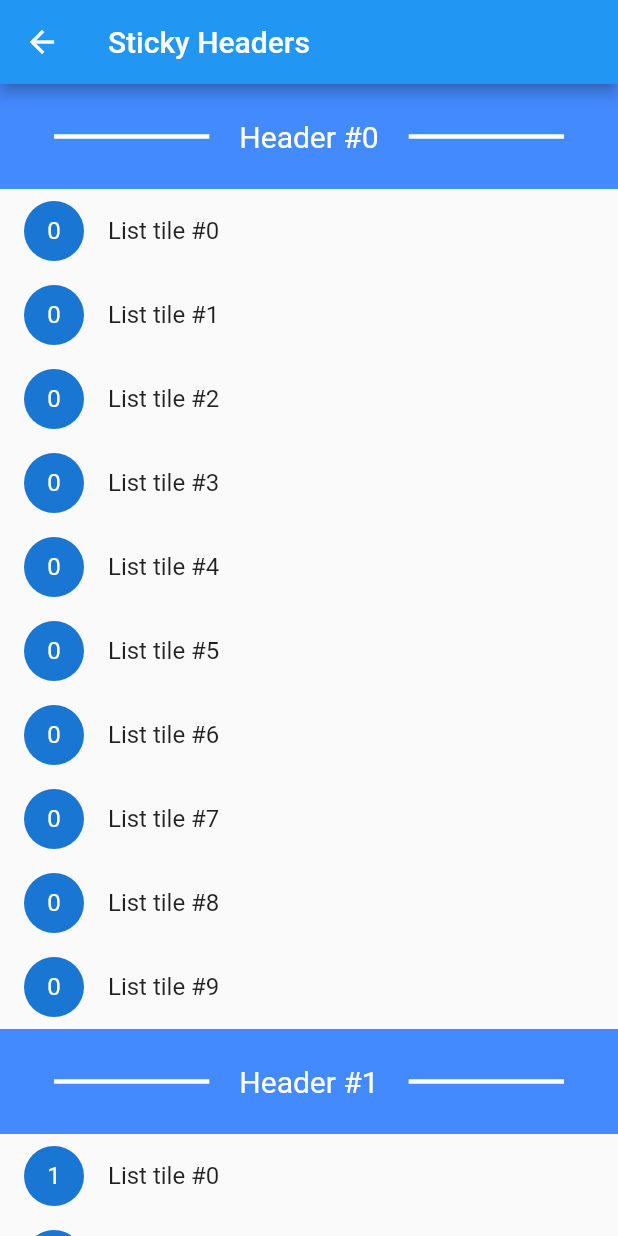
After one commit to geronimol/flutter_examples, a Flutter app: the screen it shows after launch, scrolled down 62 dp, after a tap on "Sticky Headers", on a phone screen of 412 x 824 dp. The commit adds this screen. Run offline on Flutter 3.47's test engine with Material 3 defaults, Android fonts, the phone set to English and light mode, and no system bars; our stand-ins replace carousel_slider, email_validator, flutter_form_builder, flutter_sticky_header, form_builder_validators, google_fonts and 3 more.

Commit message:
sticky headers

```diff
--- a/lib/screens/home_screen.dart
+++ b/lib/screens/home_screen.dart
@@ -14,6 +14,7 @@ import 'fetch_json_data_screen.dart';
 import 'form_builder_screen.dart';
 import 'google_maps_screen.dart';
 import 'slivers_screen.dart';
+import 'sticky_headers_screen.dart';
 import 'tabbar_screen.dart';
 
 class HomeScreen extends StatelessWidget {
@@ -121,6 +122,11 @@ class HomeScreen extends StatelessWidget {
                     onPressed: () => Navigator.of(context).push(MaterialPageRoute(builder: (_) => const SliversScreen())),
                     child: const Text('Slivers'),
                   ),
+                  const SizedBox(height: kDefaultPadding),
+                  ElevatedButton(
+                    onPressed: () => Navigator.of(context).push(MaterialPageRoute(builder: (_) => const StickyHeadersScreen())),
+                    child: const Text('Sticky Headers'),
+                  ),
                 ],
               ),
             ),
--- /dev/null
+++ b/lib/screens/sticky_headers_screen.dart
@@ -0,0 +1,90 @@
+import 'package:flutter/material.dart';
+import 'package:flutter_sticky_header/flutter_sticky_header.dart';
+
+class StickyHeadersScreen extends StatelessWidget {
+  const StickyHeadersScreen({super.key});
+
+  @override
+  Widget build(BuildContext context) {
+    return Scaffold(
+      appBar: AppBar(title: const Text('Sticky Headers')),
+      body: const SafeArea(
+        child: StickyHeadersWidget(),
+      ),
+    );
+  }
+}
+
+class StickyHeadersWidget extends StatelessWidget {
+  const StickyHeadersWidget({super.key});
+
+  @override
+  Widget build(BuildContext context) {
+    return const CustomScrollView(
+      slivers: [
+        StickyHeaderList(index: 0),
+        StickyHeaderList(index: 1),
+        StickyHeaderList(index: 2),
+        StickyHeaderList(index: 3),
+        StickyHeaderList(index: 4),
+        StickyHeaderList(index: 5),
+      ],
+    );
+  }
+}
+
+class StickyHeaderList extends StatelessWidget {
+  const StickyHeaderList({super.key, required this.index});
+
+  final int index;
+
+  @override
+  Widget build(BuildContext context) {
+    return SliverStickyHeader.builder(
+      builder: (context, state) => Container(
+        height: 70,
+        color: Colors.blueAccent.withOpacity(1 - state.scrollPercentage),
+        padding: const EdgeInsets.symmetric(horizontal: 16.0),
+        child: Row(
+          children: [
+            Flexible(
+              child: Padding(
+                padding: const EdgeInsets.symmetric(horizontal: 20),
+                child: Container(
+                  width: double.infinity,
+                  height: 3,
+                  color: Colors.white,
+                ),
+              ),
+            ),
+            Text(
+              'Header #$index',
+              style: const TextStyle(color: Colors.white, fontSize: 20),
+            ),
+            Flexible(
+              child: Padding(
+                padding: const EdgeInsets.symmetric(horizontal: 20),
+                child: Container(
+                  width: double.infinity,
+                  height: 3,
+                  color: Colors.white,
+                ),
+              ),
+            ),
+          ],
+        ),
+      ),
+      sliver: SliverList(
+        delegate: SliverChildBuilderDelegate(
+          (context, i) => ListTile(
+            leading: CircleAvatar(
+              child: Text('$index'),
+            ),
+            title: Text('List tile #$i'),
+          ),
+          childCount: 10,
+        ),
+      ),
+    );
+  }
+}
--- a/pubspec.yaml
+++ b/pubspec.yaml
@@ -48,6 +48,7 @@ dependencies:
   google_maps_flutter: ^2.2.0
   google_maps_flutter_web: ^0.5.6+2
   google_fonts: ^6.2.1
+  flutter_sticky_header: ^0.6.5
 
 dev_dependencies:
   flutter_test:
```
Also changed, not shown: pubspec.lock, 4 other files.
